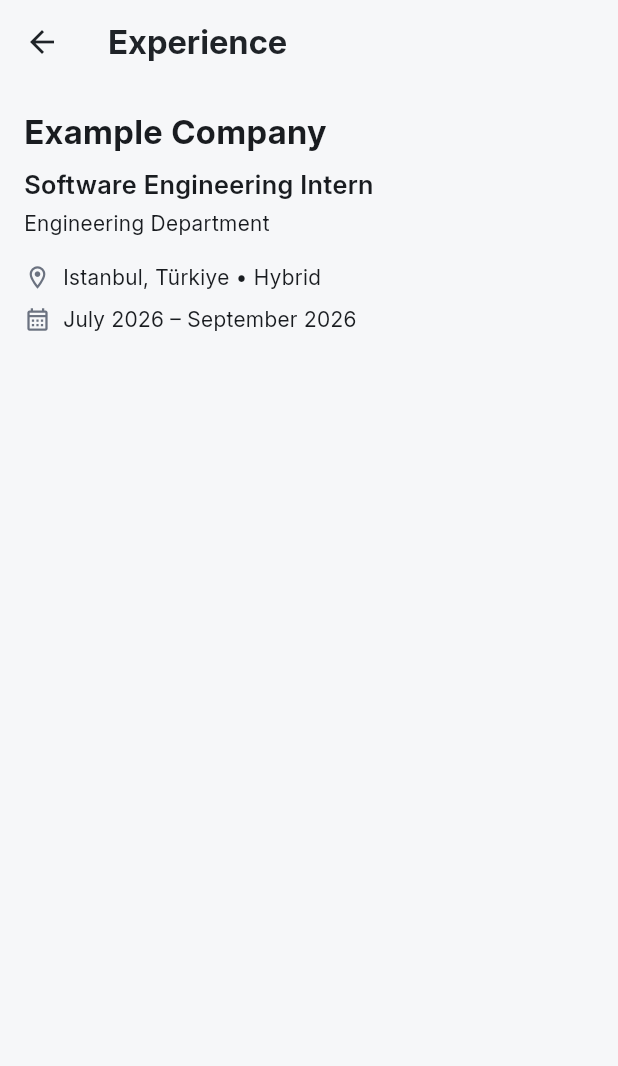
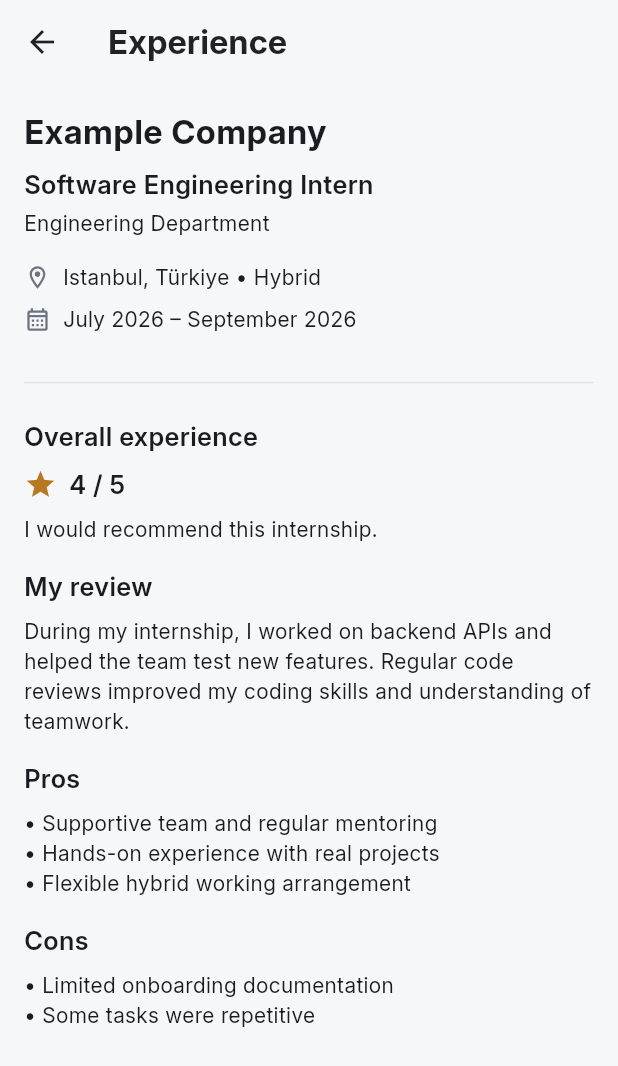
Before and after one commit to AliKaanKoc2/InternInsight, a Flutter app: the ExperienceDetailScreen screen opened by its route, on a phone screen of 412 x 824 dp. Shown: the top 1066 px of the screen. Run offline on Flutter 3.47's test engine with Material 3 defaults, Android fonts, the phone set to English and light mode, and no system bars.

Commit message:
Add experience rating and review sections
Display sample rating, recommendation, review, pros and cons.

```diff
--- a/lib/screens/experience/experience_detail_screen.dart
+++ b/lib/screens/experience/experience_detail_screen.dart
@@ -70,6 +70,77 @@ class ExperienceDetailScreen extends StatelessWidget {
                   ),
                 ],
               ),
+              SizedBox(height: AppSpacing.lg),
+              Divider(color: AppColors.border),
+              SizedBox(height: AppSpacing.md),
+
+              Text(
+                'Overall experience',
+                style: AppTextStyles.heading,
+              ),
+              SizedBox(height: AppSpacing.sm),
+
+              Row(
+                children: [
+                  Icon(
+                    Icons.star,
+                    color: AppColors.warning,
+                    size: 22,
+                  ),
+                  SizedBox(width: AppSpacing.sm),
+                  Text(
+                    '4 / 5',
+                    style: AppTextStyles.heading,
+                  ),
+                ],
+              ),
+              SizedBox(height: AppSpacing.sm),
+
+              Text(
+                'I would recommend this internship.',
+                style: AppTextStyles.body,
+              ),
+              SizedBox(height: AppSpacing.md),
+
+              Text(
+                'My review',
+                style: AppTextStyles.heading,
+              ),
+              SizedBox(height: AppSpacing.sm),
+
+              Text(
+                'During my internship, I worked on backend APIs and helped '
+                    'the team test new features. Regular code reviews improved '
+                    'my coding skills and understanding of teamwork.',
+                style: AppTextStyles.body,
+              ),
+              SizedBox(height: AppSpacing.md),
+
+              Text(
+                'Pros',
+                style: AppTextStyles.heading,
+              ),
+              SizedBox(height: AppSpacing.sm),
+
+              Text(
+                '• Supportive team and regular mentoring\n'
+                    '• Hands-on experience with real projects\n'
+                    '• Flexible hybrid working arrangement',
+                style: AppTextStyles.body,
+              ),
+              SizedBox(height: AppSpacing.md),
+
+              Text(
+                'Cons',
+                style: AppTextStyles.heading,
+              ),
+              SizedBox(height: AppSpacing.sm),
+
+              Text(
+                '• Limited onboarding documentation\n'
+                    '• Some tasks were repetitive',
+                style: AppTextStyles.body,
+              ),
             ],
           )
         )
```
